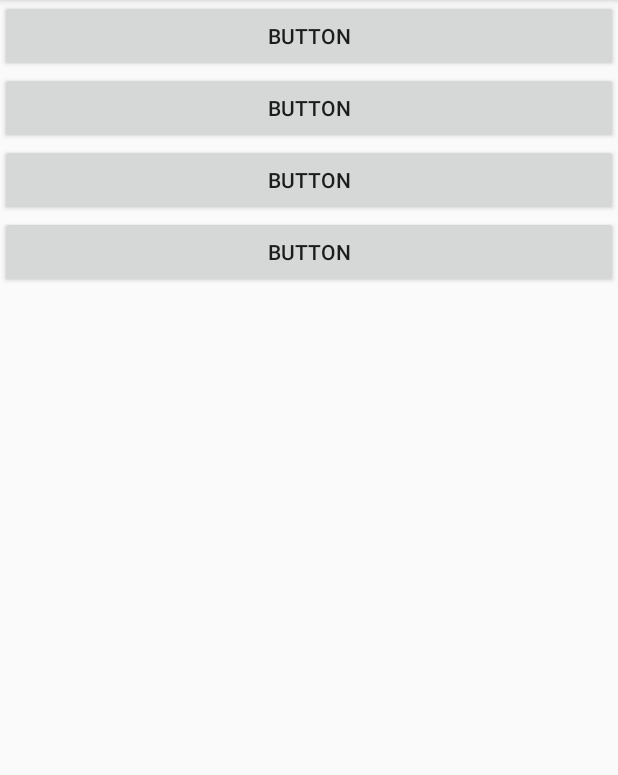
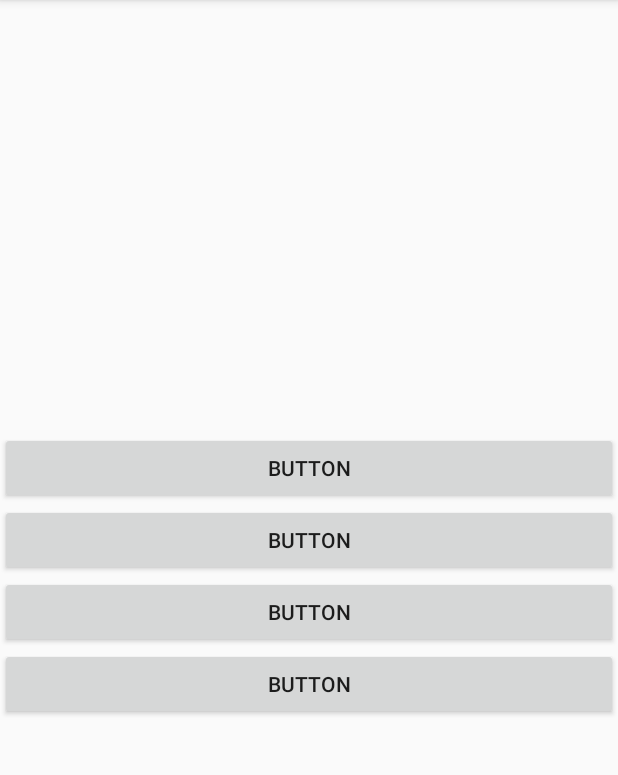
Before and after one commit to xVeri/PetitsCamperols, an Android app: the screen it shows after launch (MainActivity), on a phone screen of 412 x 824 dp, the part 84-859 px from its top. Run offline under Robolectric (Android 15) with nearby library versions, the phone set to English and light mode, and no system bars.

Commit message:
Toma rhfsghjdfgsj

```diff
--- a/app/src/main/res/layout/activity_main.xml
+++ b/app/src/main/res/layout/activity_main.xml
@@ -8,8 +8,12 @@
 
     <LinearLayout
         android:layout_width="match_parent"
-        android:layout_height="match_parent"
-        android:orientation="vertical">
+        android:layout_height="192dp"
+        android:layout_marginTop="8dp"
+        android:layout_marginBottom="8dp"
+        android:orientation="vertical"
+        app:layout_constraintBottom_toBottomOf="parent"
+        app:layout_constraintTop_toTopOf="parent">
 
         <Button
             android:id="@+id/button"
--- a/app/src/main/res/values/styles.xml
+++ b/app/src/main/res/values/styles.xml
@@ -1,7 +1,7 @@
 <resources>
 
     <!-- Base application theme. -->
-    <style name="AppTheme" parent="Theme.AppCompat.Light.DarkActionBar">
+    <style name="AppTheme" parent="Base.Theme.AppCompat.Light.DarkActionBar">
         <!-- Customize your theme here. -->
         <item name="colorPrimary">@color/colorPrimary</item>
         <item name="colorPrimaryDark">@color/colorPrimaryDark</item>
```
